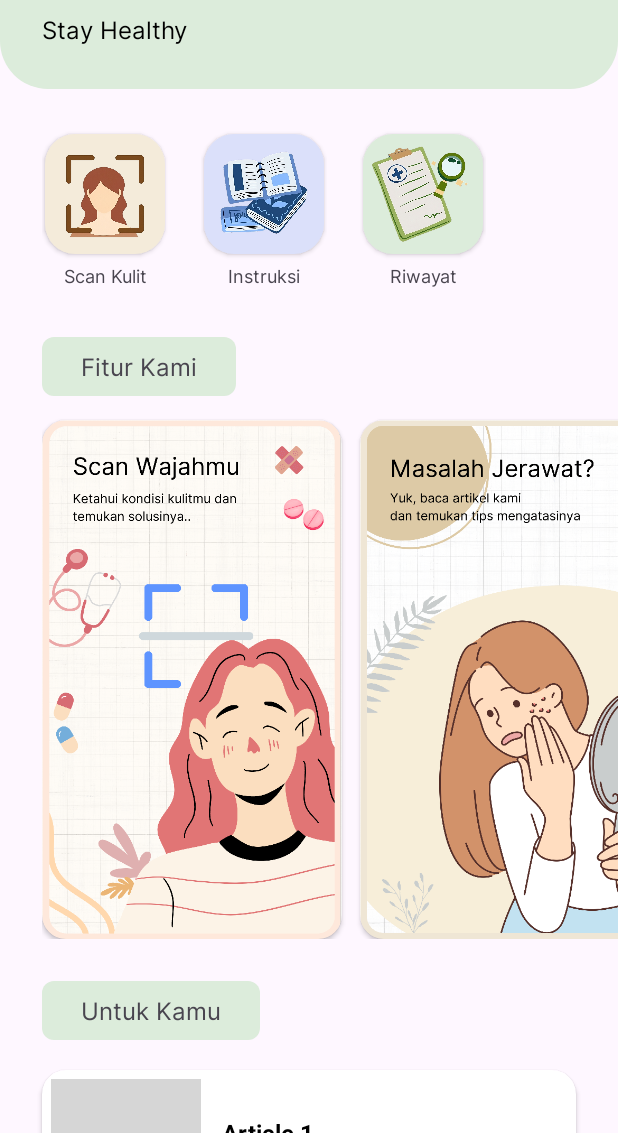
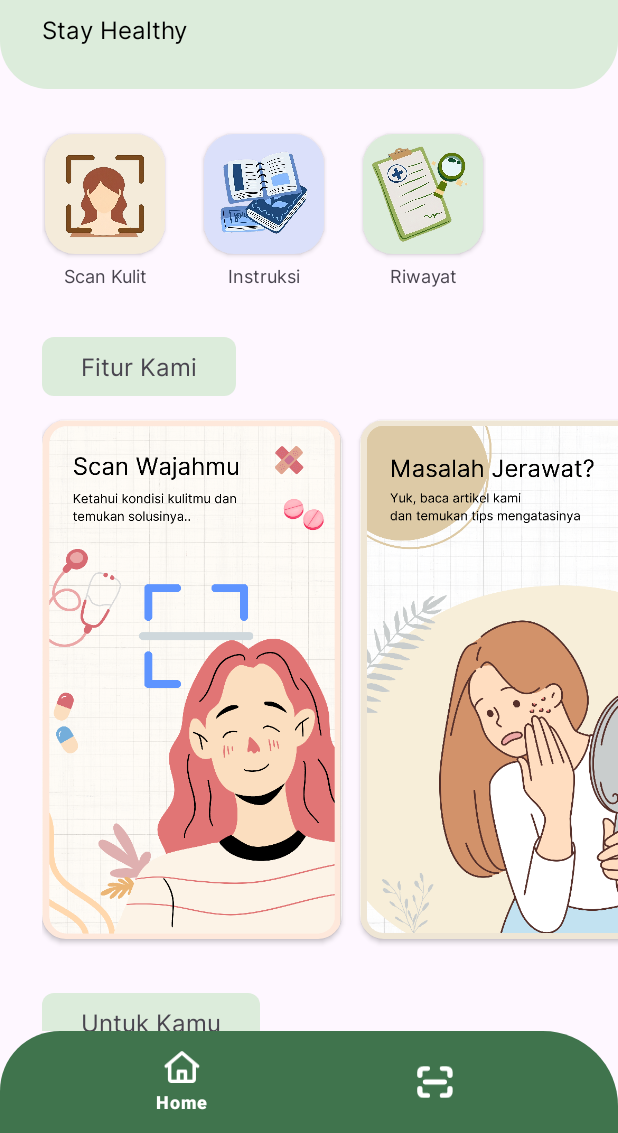
Before and after one commit to SkinSavvy-DevTeam/SkinSavvy-Mobile, an Android app: the screen it shows after launch (MainActivity), on a phone screen of 412 x 824 dp, the part 103-1236 px from its top. Run offline under Robolectric (Android 15) with nearby library versions, the phone set to English and light mode, and no system bars; grey boxes are pictures that could not be loaded.

Commit message:
add bottom navbar

```diff
--- a/app/src/main/java/com/myapp/skinsavvy/MainActivity.kt
+++ b/app/src/main/java/com/myapp/skinsavvy/MainActivity.kt
@@ -5,6 +5,7 @@ import android.os.Bundle
 import androidx.appcompat.app.AppCompatActivity
 import androidx.recyclerview.widget.LinearLayoutManager
 import androidx.recyclerview.widget.RecyclerView
+import com.google.android.material.bottomnavigation.BottomNavigationView
 import com.myapp.skinsavvy.adapter.CarouselAdapter
 import com.myapp.skinsavvy.data.pref.DataModel
 import com.myapp.skinsavvy.databinding.ActivityMainBinding
@@ -45,6 +46,24 @@ class MainActivity : AppCompatActivity() {
         binding.ivFeatureInstruction.setOnClickListener{
             startActivity(Intent(this@MainActivity, InstructionActivity::class.java))
         }
+
+        setMenuItem()
     }
+    private fun setMenuItem() {
+        val bottomNavigationView: BottomNavigationView = binding.bottomNavigation
+        bottomNavigationView.setOnNavigationItemSelectedListener { item ->
+            when (item.itemId) {
+                R.id.home -> {
+                    true
+                }
 
+                R.id.scan -> {
+                    startActivity(Intent(this@MainActivity, CameraXActivity::class.java))
+                    true
+                }
+
+                else -> true
+            }
+        }
+    }
 }
--- /dev/null
+++ b/app/src/main/res/drawable/ic_home_vector.xml
@@ -0,0 +1,9 @@
+<vector xmlns:android="http://schemas.android.com/apk/res/android" xmlns:aapt="http://schemas.android.com/aapt"
+    android:viewportWidth="58"
+    android:viewportHeight="51"
+    android:width="58dp"
+    android:height="51dp">
+    <path
+        android:pathData="M27.0074 1.00804C27.5242 0.574676 28.1912 0.335327 28.8823 0.335327C29.5733 0.335327 30.2404 0.574676 30.7571 1.00804L56.1688 22.3414C56.7 22.818 57.0143 23.4709 57.0452 24.1622C57.0761 24.8536 56.8213 25.5292 56.3345 26.0464C55.8478 26.5636 55.1672 26.8818 54.4366 26.9339C53.706 26.9859 52.9826 26.7677 52.4192 26.3254L51.4705 25.5334V45.6667C51.4705 47.0812 50.8755 48.4378 49.8165 49.4379C48.7575 50.4381 47.3211 51 45.8234 51H11.9411C10.4434 51 9.00704 50.4381 7.94801 49.4379C6.88898 48.4378 6.29403 47.0812 6.29403 45.6667V25.5334L5.34532 26.3254C4.78191 26.7677 4.0585 26.9859 3.32791 26.9339C2.59731 26.8818 1.91676 26.5636 1.43 26.0464C0.943238 25.5292 0.688399 24.8536 0.719314 24.1622C0.750229 23.4709 1.06448 22.818 1.59567 22.3414L27.0074 1.00804ZM11.9411 20.7867V45.6667H20.4117V32.3334C20.4117 31.6261 20.7092 30.9479 21.2387 30.4478C21.7682 29.9477 22.4864 29.6667 23.2352 29.6667H34.5293C35.2782 29.6667 35.9963 29.9477 36.5259 30.4478C37.0554 30.9479 37.3528 31.6261 37.3528 32.3334V45.6667H45.8234V20.7894L28.8823 6.56804L11.9411 20.7867ZM31.7058 45.6667V35H26.0587V45.6667H31.7058Z"
+        android:fillColor="#FFFFFF" />
+</vector>
--- /dev/null
+++ b/app/src/main/res/drawable/ic_scan_vector.xml
@@ -0,0 +1,12 @@
+<vector xmlns:android="http://schemas.android.com/apk/res/android" xmlns:aapt="http://schemas.android.com/aapt"
+    android:viewportWidth="54"
+    android:viewportHeight="52"
+    android:width="46dp"
+    android:height="42dp">
+    <path
+        android:pathData="M4.29395 15.3333V9.99996C4.29395 8.58547 4.8889 7.22892 5.94793 6.22872C7.00696 5.22853 8.44331 4.66663 9.941 4.66663H15.5881M4.29395 36.6666V42C4.29395 43.4144 4.8889 44.771 5.94793 45.7712C7.00696 46.7714 8.44331 47.3333 9.941 47.3333H15.5881M38.1763 4.66663H43.8234C45.321 4.66663 46.7574 5.22853 47.8164 6.22872C48.8755 7.22892 49.4704 8.58547 49.4704 9.99996V15.3333M38.1763 47.3333H43.8234C45.321 47.3333 46.7574 46.7714 47.8164 45.7712C48.8755 44.771 49.4704 43.4144 49.4704 42V36.6666M12.7645 26H40.9998"
+        android:strokeColor="#F8F8F8"
+        android:strokeWidth="8"
+        android:strokeLineCap="round"
+        android:strokeLineJoin="round" />
+</vector>
--- a/app/src/main/res/layout/activity_main.xml
+++ b/app/src/main/res/layout/activity_main.xml
@@ -1,5 +1,5 @@
 <?xml version="1.0" encoding="utf-8"?>
-<ScrollView xmlns:android="http://schemas.android.com/apk/res/android"
+<androidx.constraintlayout.widget.ConstraintLayout xmlns:android="http://schemas.android.com/apk/res/android"
     xmlns:app="http://schemas.android.com/apk/res-auto"
     xmlns:tools="http://schemas.android.com/tools"
     android:id="@+id/main"
@@ -7,6 +7,13 @@
     android:layout_height="match_parent"
     tools:context=".MainActivity">
 
+    <ScrollView
+        android:layout_width="0dp"
+        android:layout_height="0dp"
+        app:layout_constraintTop_toTopOf="parent"
+        app:layout_constraintBottom_toTopOf="@+id/bottom_navigation"
+        app:layout_constraintStart_toStartOf="parent"
+        app:layout_constraintEnd_toEndOf="parent">
         <androidx.constraintlayout.widget.ConstraintLayout
             android:layout_width="match_parent"
             android:layout_height="wrap_content">
@@ -172,7 +179,7 @@
                 android:id="@+id/rv_carousel_poster"
                 android:layout_width="0dp"
                 android:layout_height="wrap_content"
-            android:paddingStart="28dp"
+                android:layout_marginStart="28dp"
                 app:layout_constraintEnd_toEndOf="parent"
                 app:layout_constraintStart_toStartOf="parent"
                 app:layout_constraintTop_toBottomOf="@+id/tv_poster"
@@ -213,6 +220,7 @@
                 android:text="@string/see_all"
                 android:backgroundTint="@color/green"
                 android:layout_marginTop="16dp"
+                android:layout_marginBottom="16dp"
                 app:layout_constraintStart_toStartOf="parent"
                 app:layout_constraintEnd_toEndOf="parent"
                 app:layout_constraintTop_toBottomOf="@id/rv_carousel_article"
@@ -220,3 +228,24 @@
 
         </androidx.constraintlayout.widget.ConstraintLayout>
     </ScrollView>
+
+    <com.google.android.material.bottomnavigation.BottomNavigationView
+        android:id="@+id/bottom_navigation"
+        android:layout_width="0dp"
+        android:layout_height="68dp"
+        android:paddingTop="0dp"
+        android:paddingBottom="0dp"
+        android:background="@drawable/border"
+        android:orientation="horizontal"
+        app:backgroundTint="@color/green"
+        app:itemIconTint="@color/white"
+        app:itemTextColor="@color/white"
+        app:labelVisibilityMode="selected"
+        app:itemRippleColor="@color/dull_green"
+        app:itemActiveIndicatorStyle="@color/dull_green"
+        app:layout_constraintBottom_toBottomOf="parent"
+        app:layout_constraintLeft_toLeftOf="parent"
+        app:layout_constraintRight_toRightOf="parent"
+        app:menu="@menu/menu_bottom_navbar" />
+
+</androidx.constraintlayout.widget.ConstraintLayout>
--- a/app/src/main/res/layout/carousel_poster_layout.xml
+++ b/app/src/main/res/layout/carousel_poster_layout.xml
@@ -6,6 +6,7 @@
     android:layout_height="346dp"
     android:layout_marginTop="16dp"
     android:layout_marginEnd="12dp"
+    android:layout_marginBottom="8dp"
     android:layout_gravity="center"
     card_view:cardCornerRadius="16dp">
 
--- /dev/null
+++ b/app/src/main/res/menu/menu_bottom_navbar.xml
@@ -0,0 +1,11 @@
+<?xml version="1.0" encoding="utf-8"?>
+<menu xmlns:android="http://schemas.android.com/apk/res/android">
+    <item
+        android:id="@+id/home"
+        android:icon="@drawable/ic_home_vector"
+        android:title="@string/navbar_home" />
+    <item
+        android:id="@+id/scan"
+        android:icon="@drawable/ic_scan_vector"
+        android:title="@string/navbar_scan" />
+</menu>
--- a/app/src/main/res/values/colors.xml
+++ b/app/src/main/res/values/colors.xml
@@ -8,4 +8,5 @@
     <color name="light_purple">#DBE0FA</color>
     <color name="blue">#3771C8</color>
     <color name="grey">#858585</color>
+    <color name="dull_green">#70A56F</color>
 </resources>
--- a/app/src/main/res/values/strings.xml
+++ b/app/src/main/res/values/strings.xml
@@ -37,4 +37,7 @@
     <string name="no4">4. </string>
     <string name="for_you">Untuk Kamu</string>
     <string name="see_all">Lihat semua</string>
+
+    <string name="navbar_home">Home</string>
+    <string name="navbar_scan">Scan</string>
 </resources>
```
Lines whose indentation alone changed are shown as unchanged.
